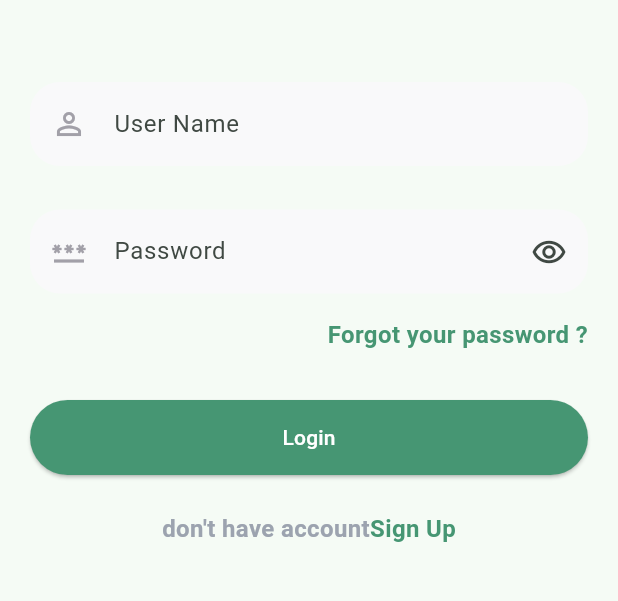
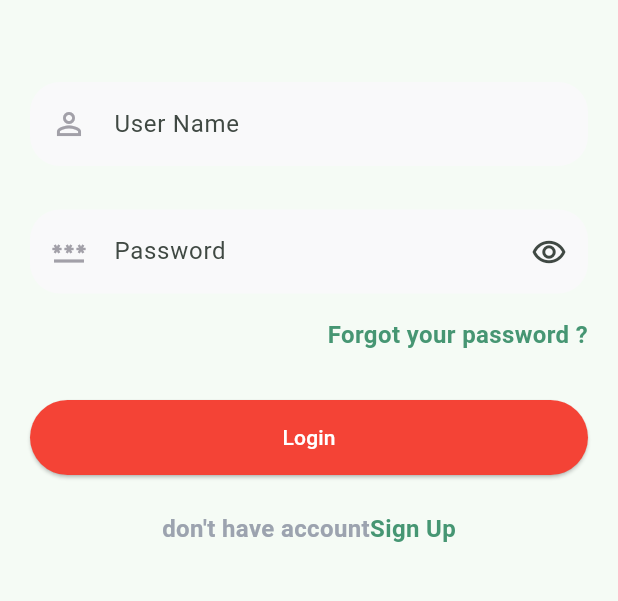
Before and after one commit to HajerAlmatari/bank_of_time, a Flutter app: the screen it shows after launch, on a phone screen of 412 x 824 dp, the part 473-1074 px from its top. Run offline on Flutter 3.47's test engine with Material 3 defaults, Android fonts, the phone set to English and light mode, and no system bars; our stand-ins replace cherry_toast, cloud_firestore, connectivity_plus, dio, equatable, firebase_core and 2 more; missing offline and left inert: multiselect; accounts and stored records are empty; generated files the repository leaves out were written again.

Commit message:
change color to red

```diff
--- a/lib/core/widgets/custom_button.dart
+++ b/lib/core/widgets/custom_button.dart
@@ -16,7 +16,7 @@ class CustomButton extends StatelessWidget {
       child: ElevatedButton(
         style: ButtonStyle(
           backgroundColor: MaterialStatePropertyAll(
-            backgroundColor??Theme.of(context).colorScheme.primary,
+            Colors.red,
           ),
           overlayColor: MaterialStatePropertyAll(
             Colors.white.withOpacity(.1),
--- a/pubspec.yaml
+++ b/pubspec.yaml
@@ -35,7 +35,7 @@ dependencies:
     sdk: flutter
 
   cupertino_icons: ^1.0.2
-  intl: ^0.18.0
+  intl: ^0.19.0
   shared_preferences: ^2.2.2
   dio: ^5.4.0
   connectivity_plus: ^5.0.2
```
Also changed, not shown: pubspec.lock.
